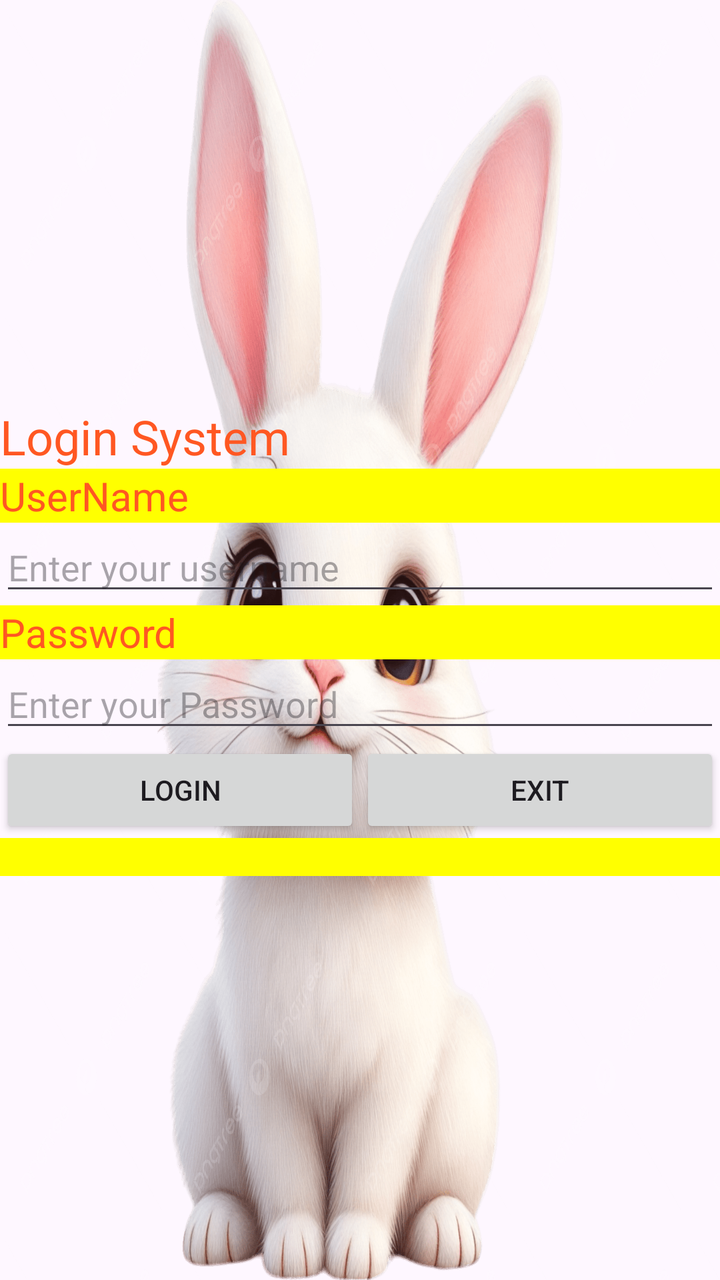
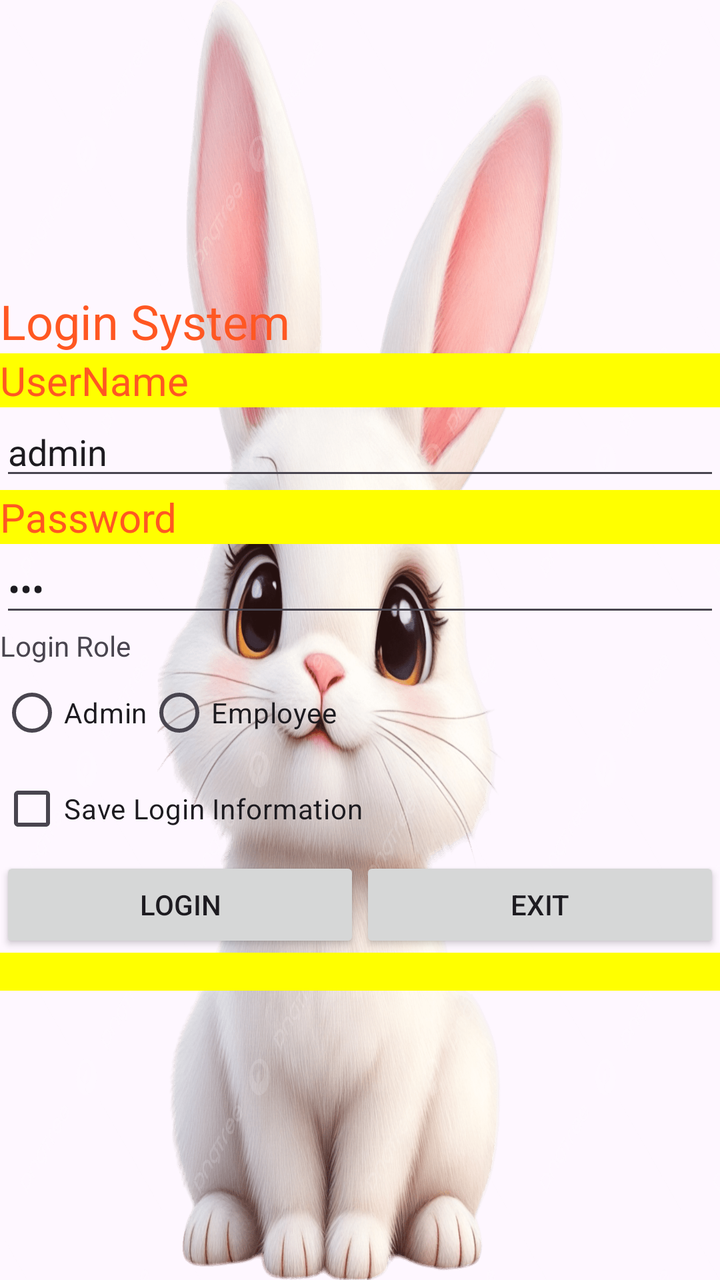

An Android layout rendered at two revisions. The XML below is the earlier revision; the diff shows what the commit changed to produce the second picture.
<!-- AndroidManifest.xml: application theme Theme.K224112E -->
<!-- res/layout/activity_login.xml -->
<?xml version="1.0" encoding="utf-8"?>
<LinearLayout xmlns:android="http://schemas.android.com/apk/res/android"
    xmlns:app="http://schemas.android.com/apk/res-auto"
    xmlns:tools="http://schemas.android.com/tools"
    android:id="@+id/main"
    android:layout_width="match_parent"
    android:layout_height="match_parent"
    android:orientation="vertical"
    android:gravity="center"
    android:background="@mipmap/rabbit"
    tools:context=".LoginActivity">

    <TextView
        android:id="@+id/textView3"
        android:layout_width="match_parent"
        android:layout_height="wrap_content"
        android:text="@string/str_login_system"
        android:textAlignment="center"
        android:textColor="@color/red"
        android:textSize="24sp" />

    <TextView
        android:id="@+id/textView5"
        android:layout_width="match_parent"
        android:layout_height="wrap_content"
        android:background="@color/yellow"
        android:text="@string/str_username"
        android:textColor="@color/red"
        android:textSize="20sp" />

    <EditText
        android:id="@+id/edtUserName"
        android:layout_width="match_parent"
        android:layout_height="wrap_content"
        android:ems="10"
        android:hint="@string/str_hint_username"
        android:inputType="text" />

    <TextView
        android:id="@+id/textView6"
        android:layout_width="match_parent"
        android:layout_height="wrap_content"
        android:background="@color/yellow"
        android:text="@string/str_password"
        android:textColor="@color/red"
        android:textSize="20sp" />

    <EditText
        android:id="@+id/edtPassword"
        android:layout_width="match_parent"
        android:layout_height="wrap_content"
        android:ems="10"
        android:hint="@string/str_hint_password"
        android:inputType="textPassword" />

    <LinearLayout
        android:layout_width="match_parent"
        android:layout_height="wrap_content"
        android:orientation="horizontal">

        <Button
            android:onClick="LoginSystem"
            android:id="@+id/edtbutton4"
            android:layout_width="wrap_content"
            android:layout_height="wrap_content"
            android:layout_weight="1"
            android:text="@string/str_login" />

        <Button
            android:onClick="ExitSystem"
            android:id="@+id/edtbutton5"
            android:layout_width="wrap_content"
            android:layout_height="wrap_content"
            android:layout_weight="1"
            android:text="@string/str_exit" />
    </LinearLayout>

    <TextView
        android:id="@+id/txtMessage"
        android:layout_width="match_parent"
        android:layout_height="wrap_content"
        android:background="@color/yellow" />

</LinearLayout>
<!-- resources referenced by this layout -->
<resources>
  <color name="red">#FF5722</color>
  <color name="yellow">#FFFF00</color>
  <!-- mipmap rabbit: png bitmap (mipmap-xhdpi, 950515 bytes) -->
  <string name="str_exit">Exit</string>
  <string name="str_hint_password">Enter your Password</string>
  <string name="str_hint_username">Enter your username</string>
  <string name="str_login">Login</string>
  <string name="str_login_system">Login System</string>
  <string name="str_password">Password</string>
  <string name="str_username">UserName</string>
  <style name="Theme.K224112E" parent="Base.Theme.K224112E" />
  <style name="Base.Theme.K224112E" parent="Theme.Material3.DayNight.NoActionBar">
          
          
      </style>
</resources>

<!-- the commit's change to res/layout/activity_login.xml (unified diff, before → after) -->
@@ -29,6 +29,7 @@
         android:textSize="20sp" />
 
     <EditText
+        android:text="admin"
         android:id="@+id/edtUserName"
         android:layout_width="match_parent"
         android:layout_height="wrap_content"
@@ -46,12 +47,49 @@
         android:textSize="20sp" />
 
     <EditText
+        android:text="123"
         android:id="@+id/edtPassword"
         android:layout_width="match_parent"
         android:layout_height="wrap_content"
         android:ems="10"
         android:hint="@string/str_hint_password"
         android:inputType="textPassword" />
+
+    <TextView
+        android:id="@+id/textView4"
+        android:layout_width="match_parent"
+        android:layout_height="wrap_content"
+        android:text="@string/str_login_role" />
+
+    <RadioGroup
+        android:layout_width="match_parent"
+        android:layout_height="wrap_content">
+
+        <LinearLayout
+            android:layout_width="match_parent"
+            android:layout_height="wrap_content"
+            android:orientation="horizontal">
+
+            <RadioButton
+                android:id="@+id/radAdmin"
+                android:layout_width="wrap_content"
+                android:layout_height="wrap_content"
+                android:text="@string/str_role_admin4" />
+
+            <RadioButton
+                android:id="@+id/radEmployee"
+                android:layout_width="wrap_content"
+                android:layout_height="wrap_content"
+                android:text="@string/str_role_employee" />
+        </LinearLayout>
+
+    </RadioGroup>
+
+    <CheckBox
+        android:id="@+id/chkSaveLogin"
+        android:layout_width="match_parent"
+        android:layout_height="wrap_content"
+        android:text="@string/str_save_login_info" />
 
     <LinearLayout
         android:layout_width="match_parent"
<!-- resource entries referenced after the edit -->
@@ -7,8 +7,12 @@
   <string name="str_hint_password">Enter your Password</string>
   <string name="str_hint_username">Enter your username</string>
   <string name="str_login">Login</string>
+  <string name="str_login_role">Login Role</string>
   <string name="str_login_system">Login System</string>
   <string name="str_password">Password</string>
+  <string name="str_role_admin4">Admin</string>
+  <string name="str_role_employee">Employee</string>
+  <string name="str_save_login_info">Save Login Information</string>
   <string name="str_username">UserName</string>
   <style name="Theme.K224112E" parent="Base.Theme.K224112E" />
   <style name="Base.Theme.K224112E" parent="Theme.Material3.DayNight.NoActionBar">
